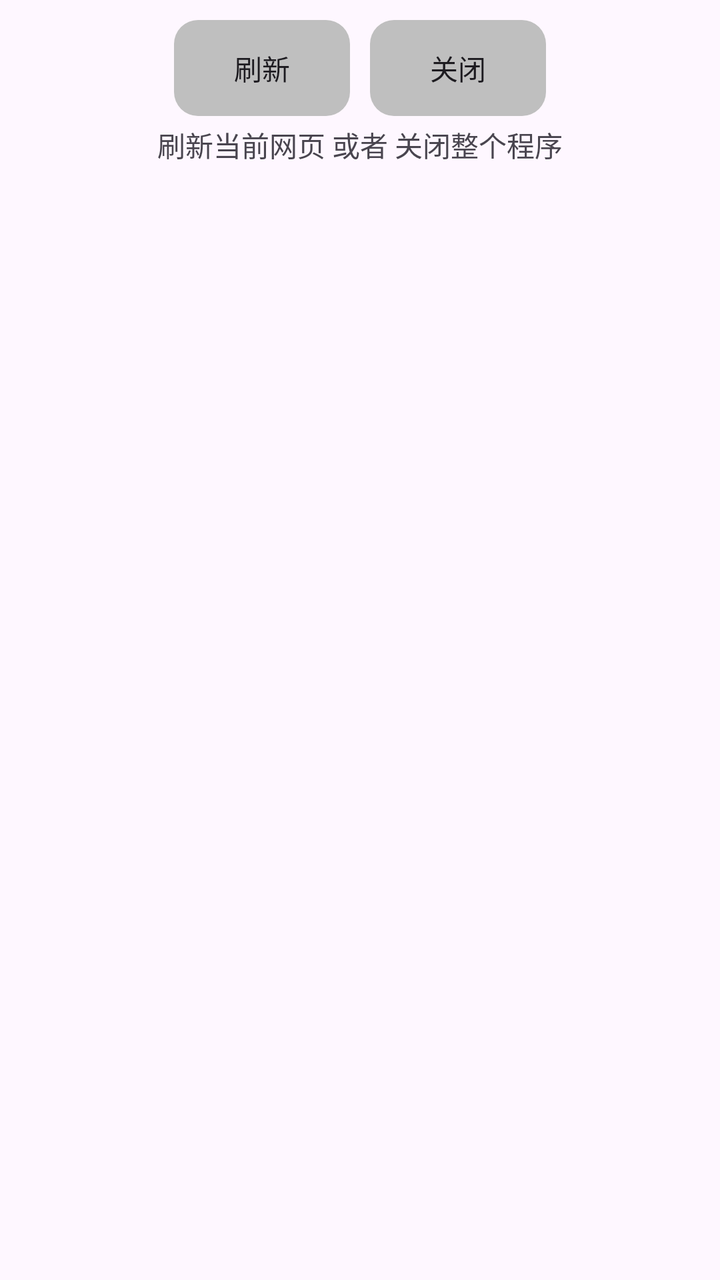
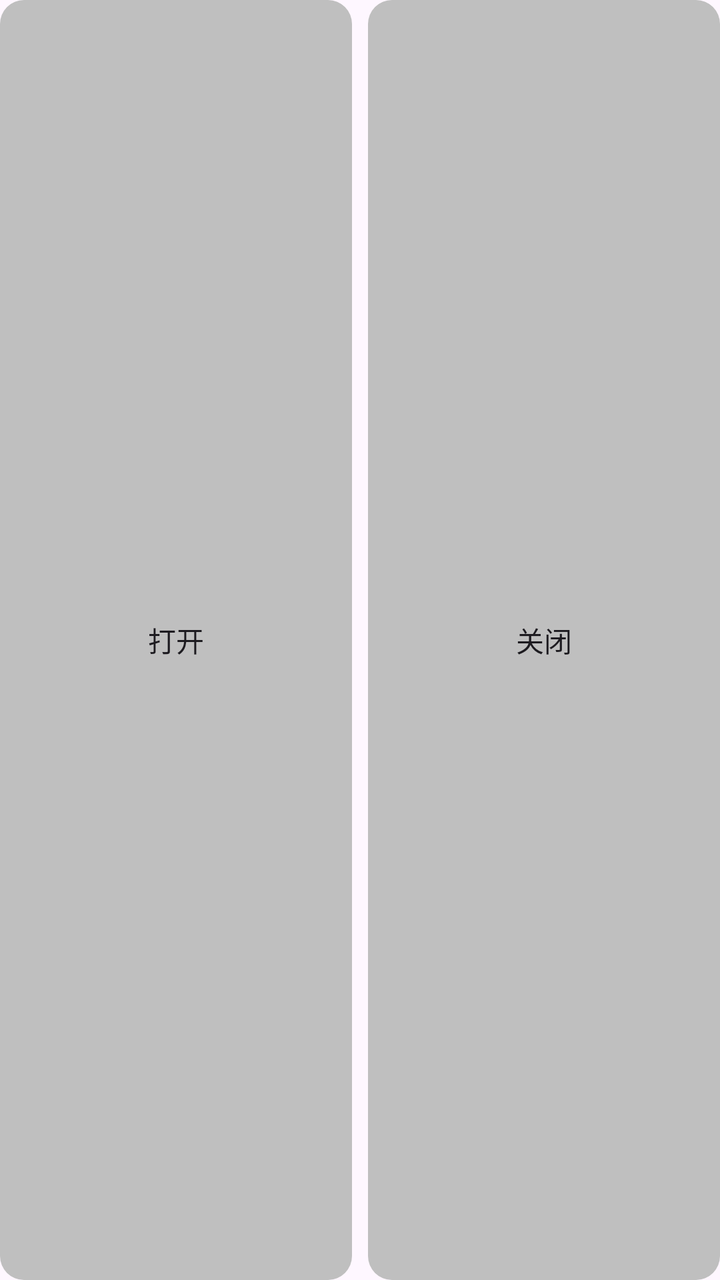

Before-and-after screenshots of an Android layout around one commit, followed by the original layout XML and the change that was made.
<!-- AndroidManifest.xml: application theme Theme.Readest -->
<!-- res/layout/notification_small_layout.xml -->
<?xml version="1.0" encoding="utf-8"?>
<LinearLayout xmlns:android="http://schemas.android.com/apk/res/android"
    android:layout_width="match_parent"
    android:layout_height="wrap_content"
    android:orientation="vertical"
    android:padding="10dp">
    <LinearLayout
        android:layout_gravity="center"
        android:orientation="horizontal"
        android:layout_width="wrap_content"
        android:layout_height="wrap_content">
        
        <Button
            android:layout_weight="1"
            android:elevation="0dp"
            android:translationZ="0dp"
            android:stateListAnimator="@null"
            android:id="@+id/refresh_button"
            android:layout_marginEnd="5dp"
            android:layout_width="wrap_content"
            android:layout_height="match_parent"
            android:background="@drawable/btn_round"
            android:text="刷新"/>
        <Button
            android:layout_weight="1"
            android:elevation="0dp"
            android:translationZ="0dp"
            android:stateListAnimator="@null"
            android:layout_marginStart="5dp"
            android:id="@+id/close_button"
            android:layout_width="wrap_content"
            android:layout_height="match_parent"
            android:background="@drawable/btn_round"
            android:text="关闭"/>
    </LinearLayout>
    <TextView
        android:layout_gravity="center"
        android:layout_marginTop="4dp"
        android:text="刷新当前网页 或者 关闭整个程序"
        android:visibility="visible"
        android:layout_width="wrap_content"
        android:layout_height="wrap_content"/>
</LinearLayout>
<!-- resources referenced by this layout -->
<resources>
  <!-- drawable btn_round (drawable) -->
  <?xml version="1.0" encoding="utf-8"?>
  <shape xmlns:android="http://schemas.android.com/apk/res/android"
      android:shape="rectangle">
      <corners android:radius="12dp"/> 
      <solid android:color="#bfbfbf"/>
  </shape>
  <style name="Theme.Readest" parent="Base.Theme.Readest" />
  <style name="Base.Theme.Readest" parent="Theme.Material3.DayNight.NoActionBar">
      </style>
</resources>

<!-- the commit's change to res/layout/notification_small_layout.xml (unified diff, before → after) -->
@@ -2,42 +2,36 @@
 <LinearLayout xmlns:android="http://schemas.android.com/apk/res/android"
     android:layout_width="match_parent"
     android:layout_height="wrap_content"
-    android:orientation="vertical"
-    android:padding="10dp">
+    android:orientation="vertical">
     <LinearLayout
         android:layout_gravity="center"
         android:orientation="horizontal"
-        android:layout_width="wrap_content"
-        android:layout_height="wrap_content">
+        android:layout_width="match_parent"
+        android:layout_height="match_parent">
         
         <Button
+            android:padding="10dp"
             android:layout_weight="1"
             android:elevation="0dp"
             android:translationZ="0dp"
             android:stateListAnimator="@null"
-            android:id="@+id/refresh_button"
-            android:layout_marginEnd="5dp"
+            android:id="@+id/open_button"
+            android:layout_marginEnd="4dp"
             android:layout_width="wrap_content"
             android:layout_height="match_parent"
             android:background="@drawable/btn_round"
-            android:text="刷新"/>
+            android:text="打开"/>
         <Button
+            android:padding="10dp"
             android:layout_weight="1"
             android:elevation="0dp"
             android:translationZ="0dp"
             android:stateListAnimator="@null"
-            android:layout_marginStart="5dp"
+            android:layout_marginStart="4dp"
             android:id="@+id/close_button"
             android:layout_width="wrap_content"
             android:layout_height="match_parent"
             android:background="@drawable/btn_round"
             android:text="关闭"/>
     </LinearLayout>
-    <TextView
-        android:layout_gravity="center"
-        android:layout_marginTop="4dp"
-        android:text="刷新当前网页 或者 关闭整个程序"
-        android:visibility="visible"
-        android:layout_width="wrap_content"
-        android:layout_height="wrap_content"/>
 </LinearLayout>
